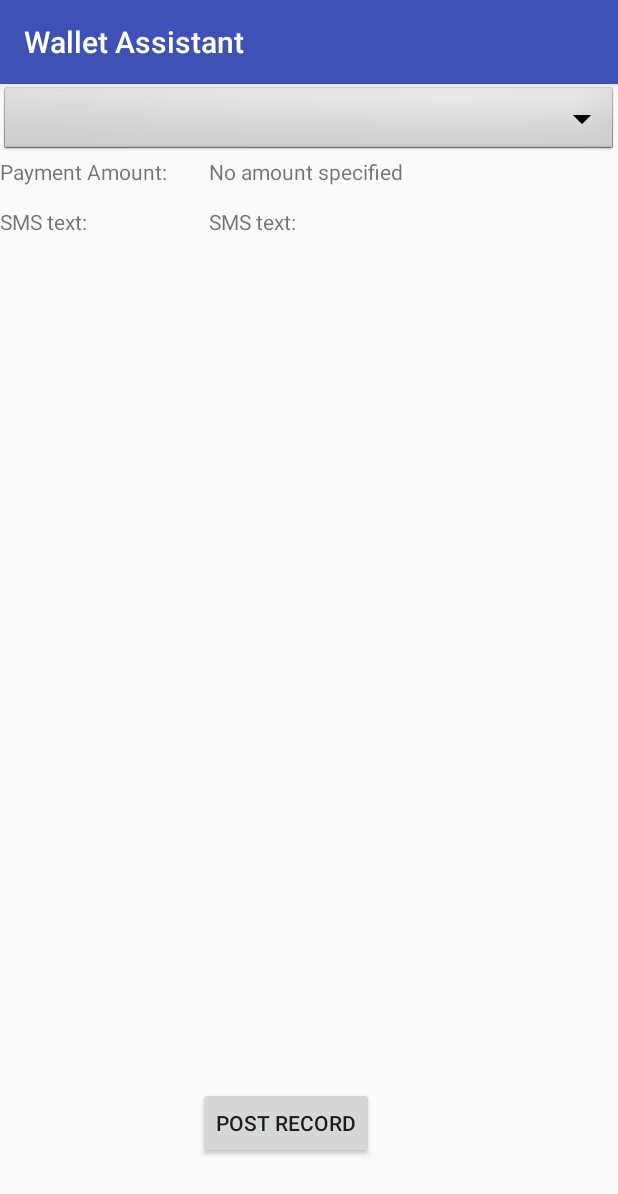
After one commit to igordotsenko/WalletAssistant, an Android app: the RecordPostActivity screen opened directly, with no data from a screen before it, on a phone screen of 412 x 824 dp. The commit adds this screen. Shown: the top 1194 px of the screen. Run offline under Robolectric (Android 15) with nearby library versions, the phone set to English and light mode, and no system bars.

Commit message:
Implemented Record posting

```diff
--- a/app/src/main/AndroidManifest.xml
+++ b/app/src/main/AndroidManifest.xml
@@ -4,7 +4,7 @@
     package="com.kindhomeless.wa.walletassistant">
 
     <uses-permission android:name="android.permission.INTERNET" />
-    <uses-permission android:name="android.permission.RECEIVE_SMS"/>
+    <uses-permission android:name="android.permission.RECEIVE_SMS" />
     <uses-permission android:name="android.permission.READ_SMS" />
 
     <application
@@ -31,7 +31,9 @@
         <receiver
             android:name=".components.SmsBroadcastReceiver"
             android:enabled="true"
-            android:exported="true"/>
+            android:exported="true" />
+
+        <activity android:name=".components.RecordPostActivity"></activity>
     </application>
 
 </manifest>
--- a/app/src/main/java/com/kindhomeless/wa/walletassistant/model/Record.java
+++ b/app/src/main/java/com/kindhomeless/wa/walletassistant/model/Record.java
@@ -28,4 +28,8 @@ public class Record {
     public Record() {
         this(DEFAULT_CATEGORY_ID, DEFAULT_ACCOUNT_ID, DEFAULT_CURRENCY, DEFAULT_AMOUNT, DEFAULT_PAYMENT_TYPE);
     }
+
+    public Record(String categoryId, double amount) {
+        this(categoryId, DEFAULT_ACCOUNT_ID, DEFAULT_CURRENCY, amount, DEFAULT_PAYMENT_TYPE);
+    }
 }
--- a/app/src/main/java/com/kindhomeless/wa/walletassistant/api/WalletApi.java
+++ b/app/src/main/java/com/kindhomeless/wa/walletassistant/repo/WalletApi.java
@@ -1,4 +1,4 @@
-package com.kindhomeless.wa.walletassistant.api;
+package com.kindhomeless.wa.walletassistant.repo;
 
 import com.kindhomeless.wa.walletassistant.model.Category;
 import com.kindhomeless.wa.walletassistant.model.Record;
--- a/app/src/main/java/com/kindhomeless/wa/walletassistant/util/Constants.java
+++ b/app/src/main/java/com/kindhomeless/wa/walletassistant/util/Constants.java
@@ -4,8 +4,8 @@ public final class Constants {
     public static final String APP_TAG = "WalletAssistant";
     public static final int REQUEST_CODE_ASK_PERMISSIONS = 123;
     public static final String CHANNEL_ID = "wallet_assistant_channel_id";
-    public static final int NOTIFICATION_ID = 42;
     public static final String SMS_TEXT_EXTRA = "sms_text_extra";
+    public static final String WALLET_API_BASE_URL = "https://api.budgetbakers.com/api/v1/";
 
     private Constants() {}
 }
--- /dev/null
+++ b/app/src/main/java/com/kindhomeless/wa/walletassistant/util/transformer/TextToPaymentSmsTransformer.java
@@ -0,0 +1,10 @@
+package com.kindhomeless.wa.walletassistant.util.transformer;
+
+import android.support.annotation.NonNull;
+
+import com.kindhomeless.wa.walletassistant.model.PaymentSms;
+
+public interface TextToPaymentSmsTransformer {
+
+    PaymentSms transform(@NonNull String text) throws TransformationException;
+}
--- /dev/null
+++ b/app/src/main/res/layout/activity_record_post.xml
@@ -0,0 +1,60 @@
+<?xml version="1.0" encoding="utf-8"?>
+<RelativeLayout xmlns:android="http://schemas.android.com/apk/res/android"
+    xmlns:tools="http://schemas.android.com/tools"
+    android:layout_width="match_parent"
+    android:layout_height="match_parent"
+    tools:context=".components.RecordPostActivity">
+
+    <Spinner
+        android:id="@+id/categories_list_dropdown"
+        android:layout_width="match_parent"
+        android:layout_height="wrap_content"
+        android:layout_alignParentStart="true"
+        android:layout_alignParentTop="true"
+        android:background="@android:drawable/btn_dropdown"
+        android:spinnerMode="dropdown" />
+
+    <TextView
+        android:id="@+id/payment_amount_header_text_view"
+        android:layout_width="wrap_content"
+        android:layout_height="wrap_content"
+        android:layout_alignParentStart="true"
+        android:layout_below="@+id/categories_list_dropdown"
+        android:text="@string/payment_amount_header" />
+
+    <TextView
+        android:id="@+id/payment_amount_text_view"
+        android:layout_width="wrap_content"
+        android:layout_height="wrap_content"
+        android:layout_alignParentStart="true"
+        android:layout_alignTop="@+id/payment_amount_header_text_view"
+        android:layout_marginStart="139dp"
+        android:text="@string/payment_amount_placeholder" />
+
+    <TextView
+        android:id="@+id/sms_message_text_view"
+        android:layout_width="wrap_content"
+        android:layout_height="wrap_content"
+        android:layout_alignStart="@+id/payment_amount_text_view"
+        android:layout_alignTop="@+id/sms_message_header_text_view"
+        android:text="@string/sms_text_header" />
+
+    <TextView
+        android:id="@+id/sms_message_header_text_view"
+        android:layout_width="wrap_content"
+        android:layout_height="wrap_content"
+        android:layout_alignParentStart="true"
+        android:layout_alignParentTop="true"
+        android:layout_marginTop="82dp"
+        android:text="@string/sms_text_header" />
+
+    <Button
+        android:id="@+id/post_record_button"
+        android:layout_width="wrap_content"
+        android:layout_height="wrap_content"
+        android:layout_alignParentBottom="true"
+        android:layout_alignParentStart="true"
+        android:layout_marginBottom="51dp"
+        android:layout_marginStart="132dp"
+        android:text="@string/post_record_button" />
+</RelativeLayout>
--- a/app/src/main/res/values/strings.xml
+++ b/app/src/main/res/values/strings.xml
@@ -1,5 +1,20 @@
 <resources>
-    <string name="app_name">WalletAssistant</string>
+    <string name="app_name">Wallet Assistant</string>
     <string name="notification_channel_name">WalletAssistantNotifications</string>
     <string name="notification_channel_description">Notify about new record for sending</string>
+
+    <!-- Main Activity Strings -->
+    <string name="start_service_button">Start Service</string>
+    <string name="get_categories_button">Get Cat-s</string>
+    <string name="categories_text_view">Categories</string>
+    <string name="stop_service_button">Stop Service</string>
+    <string name="send_test_record_button">Send test record</string>
+
+    <!-- Record Post Activity -->
+    <string name="payment_amount_header">Payment Amount:</string>
+    <string name="payment_amount_placeholder">No amount specified</string>
+    <string name="sms_text_header">SMS text:</string>
+    <string name="sms_text_placeholder">No valid SMS text found</string>
+    <string name="post_record_button">Post Record</string>
+
 </resources>
```
Also changed, not shown: app/build.gradle (+5 -2 lines), app/src/main/java/com/kindhomeless/wa/walletassistant/MainActivity.java (+2 -23 lines), app/src/main/java/com/kindhomeless/wa/walletassistant/components/RecordPostActivity.java (added, +192 -0 lines), app/src/main/java/com/kindhomeless/wa/walletassistant/components/SmsBroadcastReceiver.java (+47 -22 lines), app/src/main/java/com/kindhomeless/wa/walletassistant/model/PaymentSms.java (added, +13 -0 lines), app/src/main/java/com/kindhomeless/wa/walletassistant/util/ToastUtils.java (added, +24 -0 lines), app/src/main/java/com/kindhomeless/wa/walletassistant/util/transformer/TextToPaymentSmsTransformerImpl.java (added, +59 -0 lines), app/src/main/java/com/kindhomeless/wa/walletassistant/util/transformer/TransformationException.java (added, +11 -0 lines), app/src/main/res/layout/activity_main.xml (+5 -7 lines), 2 other files.
